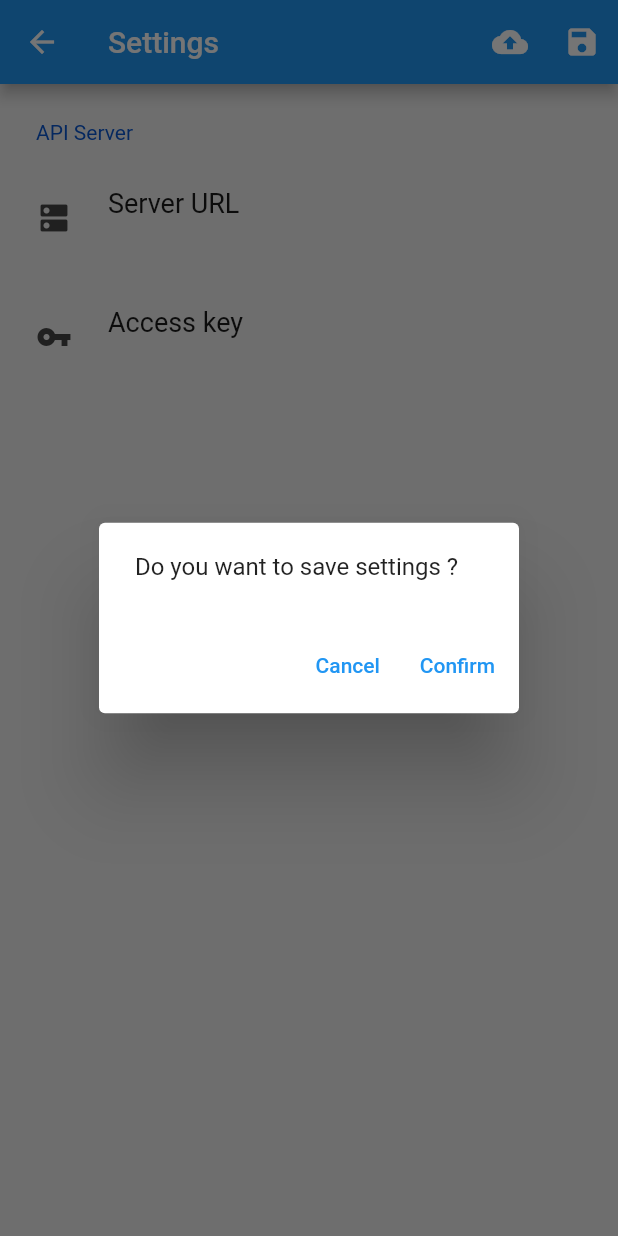
After one commit to nicomahery/lumiere, a Flutter app: the SettingPage screen opened directly, after a tap on the "save" icon, on a phone screen of 412 x 824 dp. The commit adds this screen. Run offline on Flutter 3.47's test engine with Material 2 defaults, Android fonts, the light colour scheme and no system bars; drawn by our look-alikes of settings_ui; our stand-ins replace camera, dio, fluttertoast, get_it, shared_preferences; accounts and stored records are empty.

Commit message:
SettingPage.dart added

```diff
--- a/lib/services/ApiService.dart
+++ b/lib/services/ApiService.dart
@@ -34,6 +34,7 @@ class ApiService {
 
   Future<bool> testConnectionToApi() async {
     String payload = DateTime.now().toIso8601String();
+    try {
       Response response = await this._dio.post(
           'https://${this._parametersService.serverUrl!}/$TEST_CONNECTION_URI',
           data: FormData.fromMap({
@@ -43,4 +44,9 @@ class ApiService {
       );
       return response.statusCode == 200 && response.data == payload;
     }
+    catch (exception) {
+      print(exception);
+      return false;
     }
+  }
+}
--- a/lib/services/ParametersService.dart
+++ b/lib/services/ParametersService.dart
@@ -25,7 +25,7 @@ class ParametersService {
   }
 
   /// Sets [this._serverUrl] and [this._accessKey] to the given [serverUrl] and [accessKey]
-  void _setServerUrlAndAccessKey(String? serverUrl, String? accessKey) {
+  void setServerUrlAndAccessKey(String? serverUrl, String? accessKey) {
     this._serverUrl = serverUrl;
     this._accessKey = accessKey;
     this._saveParametersFromPreferences();
--- /dev/null
+++ b/lib/ui/SettingPage.dart
@@ -0,0 +1,151 @@
+import 'package:flutter/cupertino.dart';
+import 'package:flutter/material.dart';
+import 'package:fluttertoast/fluttertoast.dart';
+import 'package:get_it/get_it.dart';
+import 'package:lumiere/services/ApiService.dart';
+import 'package:lumiere/services/ParametersService.dart';
+import 'package:lumiere/ui/utils/TextFieldDialog.dart';
+import 'package:settings_ui/settings_ui.dart';
+
+class SettingPage extends StatefulWidget {
+  const SettingPage({Key? key}) : super(key: key);
+
+  @override
+  _SettingPageState createState() => _SettingPageState();
+}
+
+class _SettingPageState extends State<SettingPage> {
+  late ParametersService _parametersService;
+  late ApiService _apiService;
+  String? _apiUrl;
+  String? _apiAccessKey;
+
+  @override
+  void initState() {
+    this._parametersService = GetIt.instance<ParametersService>();
+    this._apiService = GetIt.instance<ApiService>();
+    super.initState();
+    this._apiUrl = this._parametersService.serverUrl;
+    this._apiAccessKey = this._parametersService.accessKey;
+  }
+
+
+  @override
+  Widget build(BuildContext context) {
+    return Scaffold(
+      appBar: AppBar(
+        title: Text('Settings'),
+        actions: [
+          IconButton(
+              onPressed: () async {
+                bool testSuccessful = await this._apiService.testConnectionToApi();
+                Fluttertoast.showToast(
+                    msg: testSuccessful ? 'Test successful' : 'Test failed',
+                    toastLength: Toast.LENGTH_SHORT,
+                    gravity: ToastGravity.SNACKBAR,
+                    timeInSecForIosWeb: 1,
+                    backgroundColor: testSuccessful ? Colors.green : Colors.red,
+                    textColor: Colors.white,
+                    fontSize: 16.0
+                );
+              },
+              icon: const Icon(
+                Icons.cloud_upload,
+                color: Colors.white,
+              )
+          ),
+          IconButton(
+              onPressed: () => showDialog(
+                context: context,
+                builder: (context) => AlertDialog(
+                  content: Text('Do you want to save settings ?'),
+                  actions: [
+                    TextButton(
+                        onPressed: () {
+                          Navigator.pop(context);
+                        },
+                        child: Text(
+                            'Cancel'
+                        )
+                    ),
+                    TextButton(
+                        onPressed: () {
+                          this._parametersService.setServerUrlAndAccessKey(this._apiUrl, this._apiAccessKey);
+                          Navigator.pop(context);
+                          setState(() {
+
+                          });
+                          Fluttertoast.showToast(
+                              msg: 'Settings saved',
+                              toastLength: Toast.LENGTH_SHORT,
+                              gravity: ToastGravity.SNACKBAR,
+                              timeInSecForIosWeb: 1,
+                              backgroundColor: Colors.blueGrey,
+                              textColor: Colors.white,
+                              fontSize: 16.0
+                          );
+                        },
+                        child: Text(
+                            'Confirm'
+                        )
+                    )
+                  ],
+                ),
+              ),
+              icon: const Icon(
+                Icons.save,
+                color: Colors.white,
+              )
+          )
+        ],
+      ),
+      body: SettingsList(
+        sections: [
+          SettingsSection(
+            titlePadding: const EdgeInsets.all(20),
+            title: 'API Server',
+            tiles: [
+              SettingsTile(
+                title: 'Server URL',
+                subtitle: this._apiUrl ?? '',
+                leading: Icon(Icons.dns),
+                onPressed: (context) => showDialog(
+                    context: context,
+                    builder: (context) => TextFieldDialog(
+                        inputHintText: 'Server URL "www.example.com"',
+                        cancelFunction: () => Navigator.pop(context),
+                        confirmFunction: (String newUrl) {
+                          this._apiUrl = newUrl;
+                          Navigator.pop(context);
+                          setState(() {
+
+                          });
+                        })
+                ),
+              ),
+              SettingsTile(
+                title: 'Access key',
+                subtitle: this._apiAccessKey != null ? '*****************' : '',
+                leading: Icon(Icons.vpn_key),
+                onPressed: (context) => showDialog(
+                    context: context,
+                    builder: (context) => TextFieldDialog(
+                        inputHintText: 'Access key',
+                        cancelFunction: () => Navigator.pop(context),
+                        confirmFunction: (String newAccessKey) {
+                          this._apiAccessKey = newAccessKey;
+                          Navigator.pop(context);
+                          setState(() {
+
+                          });
+                        })
+                ),
+              ),
+
+            ],
+          )
+        ],
+      ),
+    );
+  }
+}
--- a/pubspec.yaml
+++ b/pubspec.yaml
@@ -29,6 +29,8 @@ dependencies:
   path: ^1.8.0
   dio: ^4.0.0
   camera: ^0.8.1+7
+  fluttertoast: ^8.0.8
+  settings_ui: ^1.0.0
 
 dev_dependencies:
   flutter_test:
```
Also changed, not shown: lib/ui/HomePage.dart (+17 -10 lines), lib/ui/LabelListPage.dart (+22 -3 lines), lib/ui/utils/TextFieldDialog.dart (+25 -4 lines), pubspec.lock. Lines whose indentation alone changed are shown as unchanged.
